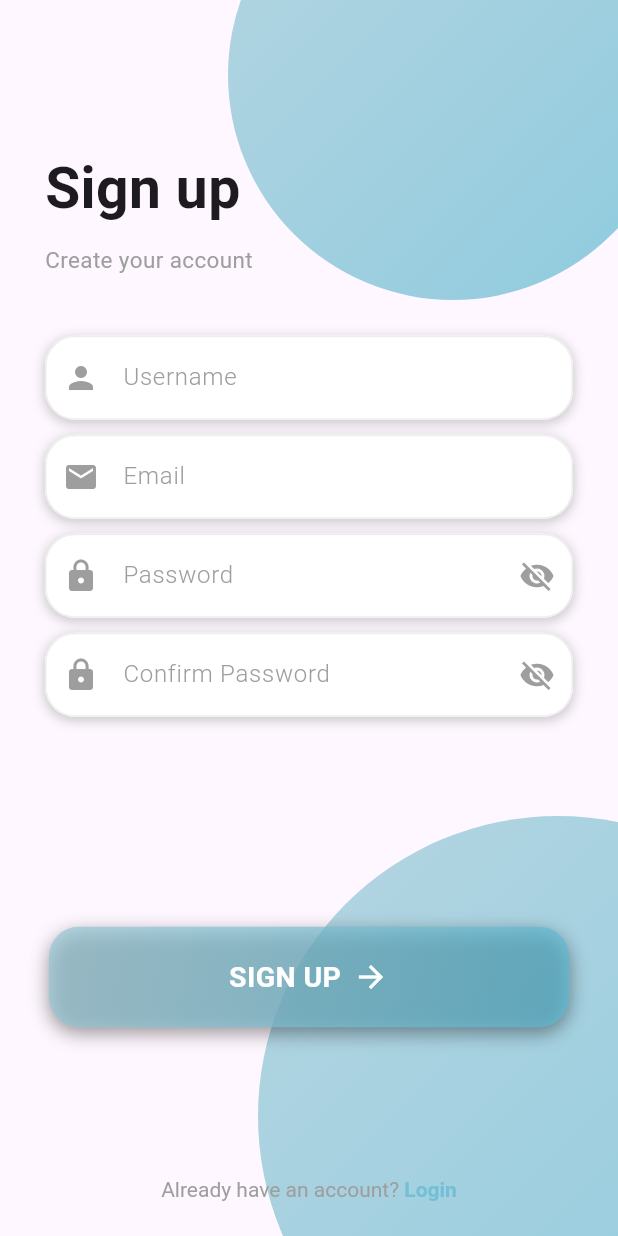
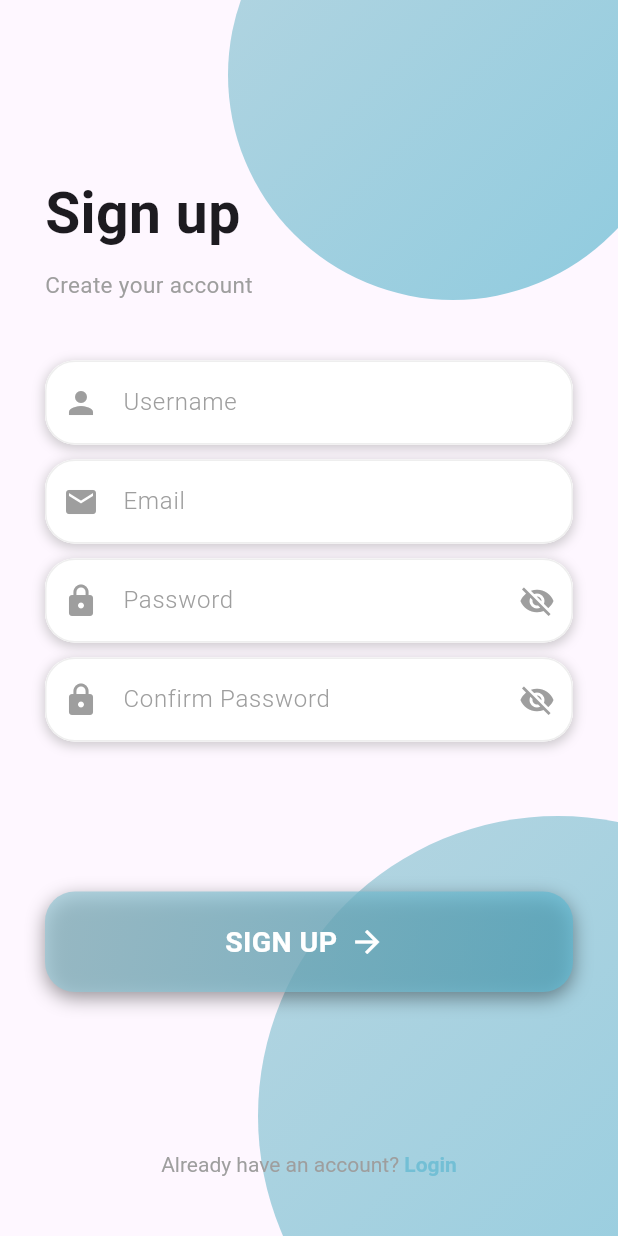
Before and after one commit to AlexZinca/SkinLesionApp, a Flutter app: the SignUp screen opened directly, on a phone screen of 412 x 824 dp. Run offline on Flutter 3.47's test engine with Material 3 defaults, Android fonts, the phone set to English and light mode, and no system bars; our stand-ins replace camera, email_validator, firebase_auth, firebase_core, flutter_secure_storage, google_nav_bar and 2 more; accounts and stored records are empty.

Commit message:
plus asezare

```diff
--- a/lib/pages/sign_up.dart
+++ b/lib/pages/sign_up.dart
@@ -174,7 +174,7 @@
               child: Column(
                 crossAxisAlignment: CrossAxisAlignment.start,
                 children: <Widget>[
-                  SizedBox(height: MediaQuery.of(context).size.height * 0.12),  // Adjust the spacing
+                  SizedBox(height: MediaQuery.of(context).size.height * 0.14),  // Adjust the spacing
                   Text('Sign up', style: TextStyle(fontSize: 38, fontWeight: FontWeight.bold)),
                   SizedBox(height: 10),  // Adjust the spacing
                   Text('Create your account', style: TextStyle(fontSize: 15, color: Colors.grey)),
@@ -213,7 +213,7 @@
                       decoration: getInputDecoration('Confirm Password', Icons.lock, isObscure: true, toggleVisibility: _toggleConfirmPasswordVisibility),
                     ),
                   ),
-                  SizedBox(height: 140),
+                  SizedBox(height: 100),
                   // SIGN UP button
                   Center(
                     child: InkWell(
@@ -222,7 +222,7 @@
                         padding: EdgeInsets.symmetric(horizontal: 120, vertical: 20),
                         decoration: loginButtonDecoration,
                         child: Row(
-                          mainAxisSize: MainAxisSize.min,
+                          mainAxisSize: MainAxisSize.max,
                           children: [
                             Text('SIGN UP', style: TextStyle(color: Colors.white, fontWeight: FontWeight.bold, fontSize: 19)),
                             SizedBox(width: 8),
@@ -232,7 +232,7 @@
                       ),
                     ),
                   ),
-                  SizedBox(height: 100),  // Adjust the spacing
+                  SizedBox(height: 107),  // Adjust the spacing
                   Center(
                     child: GestureDetector(
                       onTap: () {
```
